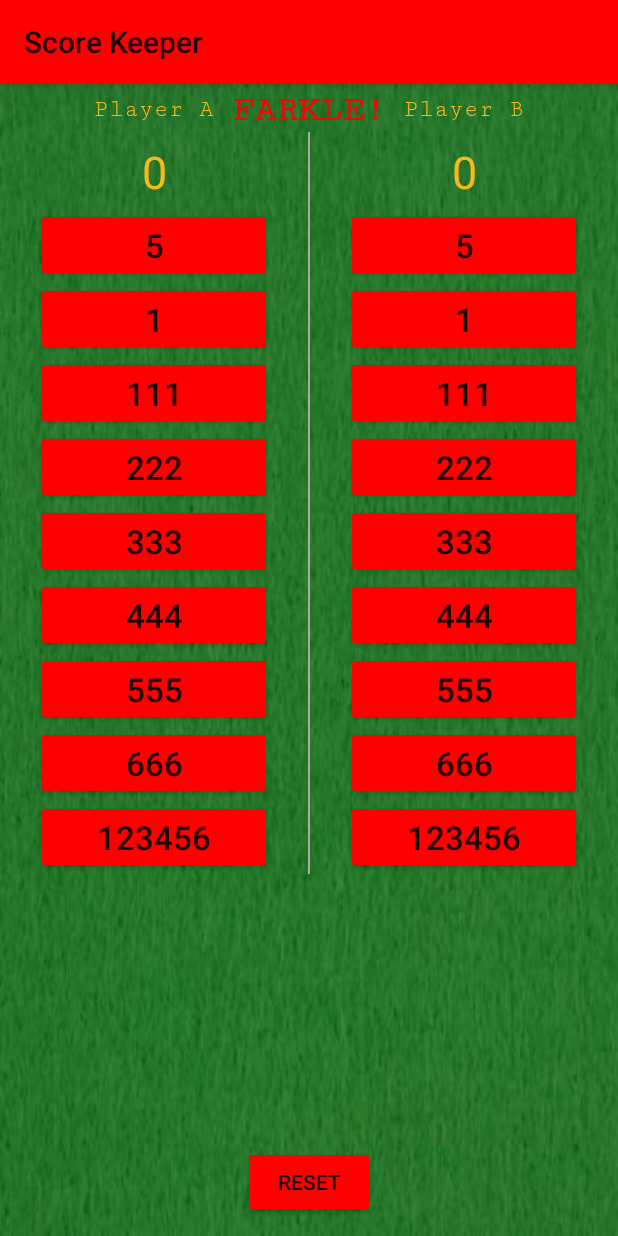
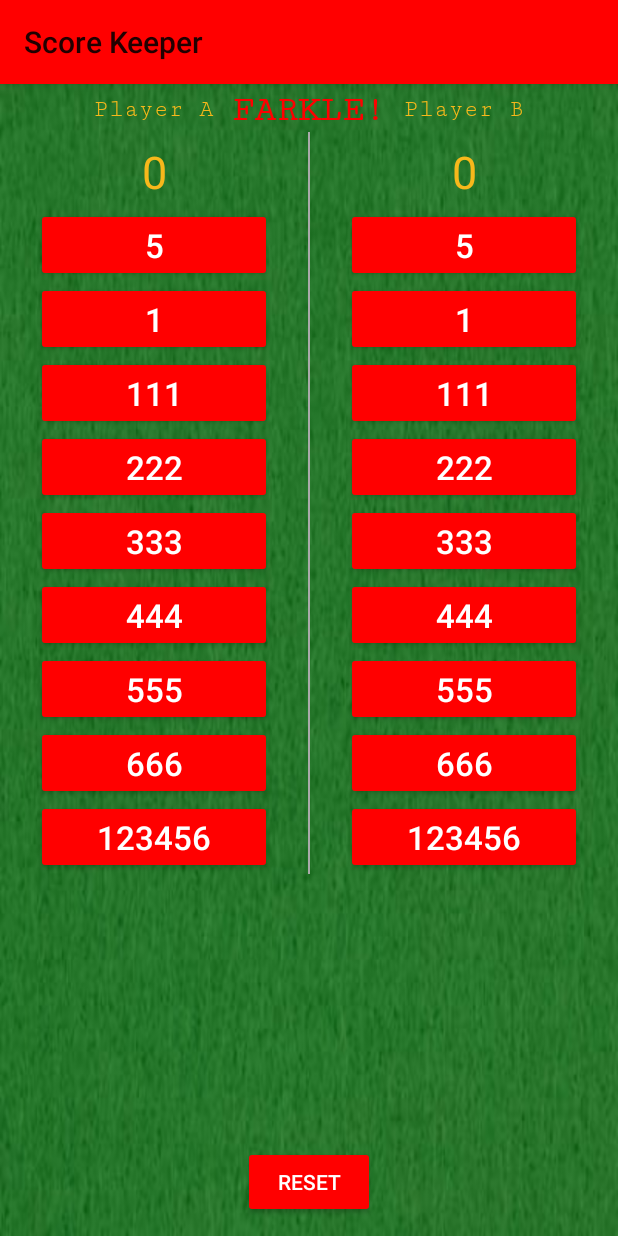
Before and after one commit to ajsherrell/ScoreKeeper, an Android app: the screen it shows after launch (MainActivity), on a phone screen of 412 x 824 dp. Run offline under Robolectric (Android 15) with nearby library versions, the phone set to English and light mode, and no system bars.

Commit message:
new text color

```diff
--- a/app/src/main/res/layout/activity_main.xml
+++ b/app/src/main/res/layout/activity_main.xml
@@ -62,6 +62,7 @@
                 android:layout_marginRight="24dp"
                 android:onClick="roll_5_A"
                 android:text="5"
+                android:textColor="#ffffff"
                 android:textSize="22sp" />
 
             <Button
@@ -71,6 +72,7 @@
                 android:layout_marginRight="24dp"
                 android:onClick="roll_1_A"
                 android:text="1"
+                android:textColor="#ffffff"
                 android:textSize="22sp" />
 
             <Button
@@ -80,6 +82,7 @@
                 android:layout_marginRight="24dp"
                 android:onClick="three_1s_A"
                 android:text="111"
+                android:textColor="#ffffff"
                 android:textSize="22sp" />
 
             <Button
@@ -89,6 +92,7 @@
                 android:layout_marginRight="24dp"
                 android:onClick="three_2s_A"
                 android:text="222"
+                android:textColor="#ffffff"
                 android:textSize="22sp" />
 
             <Button
@@ -98,6 +102,7 @@
                 android:layout_marginRight="24dp"
                 android:onClick="three_3s_A"
                 android:text="333"
+                android:textColor="#ffffff"
                 android:textSize="22sp" />
 
             <Button
@@ -107,6 +112,7 @@
                 android:layout_marginRight="24dp"
                 android:onClick="three_4s_A"
                 android:text="444"
+                android:textColor="#ffffff"
                 android:textSize="22sp" />
 
             <Button
@@ -116,6 +122,7 @@
                 android:layout_marginRight="24dp"
                 android:onClick="three_5s_A"
                 android:text="555"
+                android:textColor="#ffffff"
                 android:textSize="22sp" />
 
             <Button
@@ -125,6 +132,7 @@
                 android:layout_marginRight="24dp"
                 android:onClick="three_6s_A"
                 android:text="666"
+                android:textColor="#ffffff"
                 android:textSize="22sp" />
 
             <Button
@@ -134,6 +142,7 @@
                 android:layout_marginRight="24dp"
                 android:onClick="roll_123456_A"
                 android:text="123456"
+                android:textColor="#ffffff"
                 android:textSize="22sp" />
 
         </LinearLayout>
@@ -179,6 +188,7 @@
                 android:layout_marginRight="24dp"
                 android:onClick="roll_5_B"
                 android:text="5"
+                android:textColor="#ffffff"
                 android:textSize="22sp" />
 
             <Button
@@ -188,6 +198,7 @@
                 android:layout_marginRight="24dp"
                 android:onClick="roll_1_B"
                 android:text="1"
+                android:textColor="#ffffff"
                 android:textSize="22sp" />
 
             <Button
@@ -197,6 +208,7 @@
                 android:layout_marginRight="24dp"
                 android:onClick="three_1s_B"
                 android:text="111"
+                android:textColor="#ffffff"
                 android:textSize="22sp" />
 
             <Button
@@ -206,6 +218,7 @@
                 android:layout_marginRight="24dp"
                 android:onClick="three_2s_B"
                 android:text="222"
+                android:textColor="#ffffff"
                 android:textSize="22sp" />
 
             <Button
@@ -215,6 +228,7 @@
                 android:layout_marginRight="24dp"
                 android:onClick="three_3s_B"
                 android:text="333"
+                android:textColor="#ffffff"
                 android:textSize="22sp" />
 
             <Button
@@ -224,6 +238,7 @@
                 android:layout_marginRight="24dp"
                 android:onClick="three_4s_B"
                 android:text="444"
+                android:textColor="#ffffff"
                 android:textSize="22sp" />
 
             <Button
@@ -233,6 +248,7 @@
                 android:layout_marginRight="24dp"
                 android:onClick="three_5s_B"
                 android:text="555"
+                android:textColor="#ffffff"
                 android:textSize="22sp" />
 
             <Button
@@ -242,6 +258,7 @@
                 android:layout_marginRight="24dp"
                 android:onClick="three_6s_B"
                 android:text="666"
+                android:textColor="#ffffff"
                 android:textSize="22sp" />
 
             <Button
@@ -251,6 +268,7 @@
                 android:layout_marginRight="24dp"
                 android:onClick="roll_123456_B"
                 android:text="123456"
+                android:textColor="#ffffff"
                 android:textSize="22sp" />
 
         </LinearLayout>
@@ -269,6 +287,7 @@
             android:layout_height="wrap_content"
             android:layout_marginBottom="12dp"
             android:onClick="reset_button"
+            android:textColor="#ffffff"
             android:text="RESET" />
 
 
```
